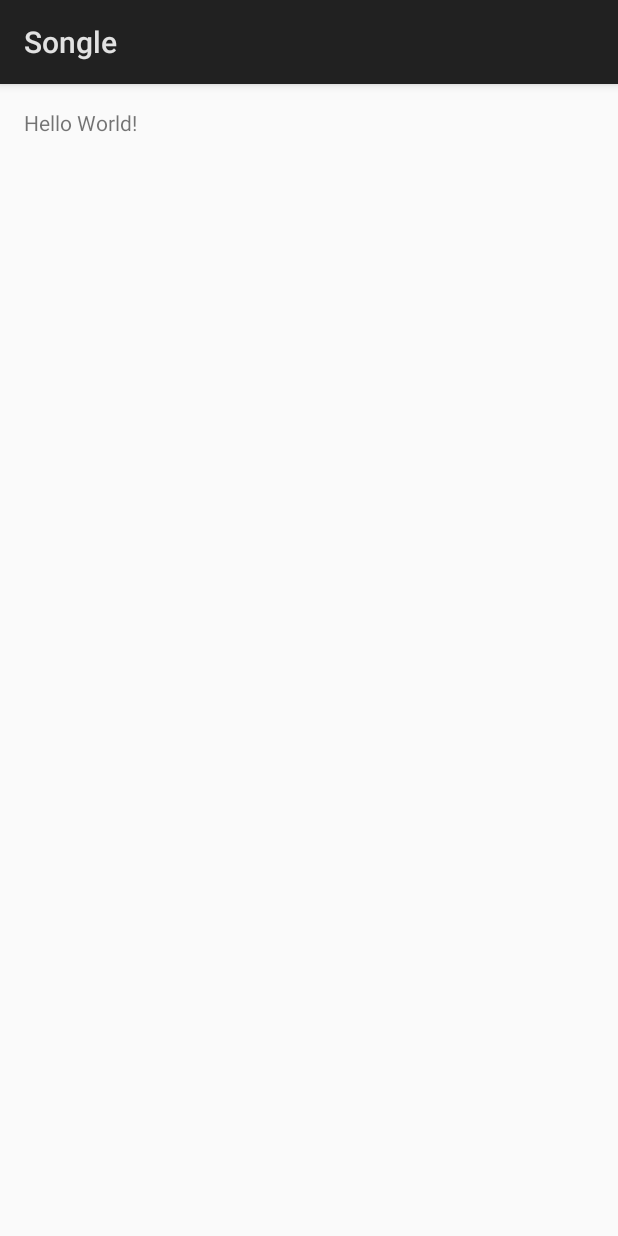
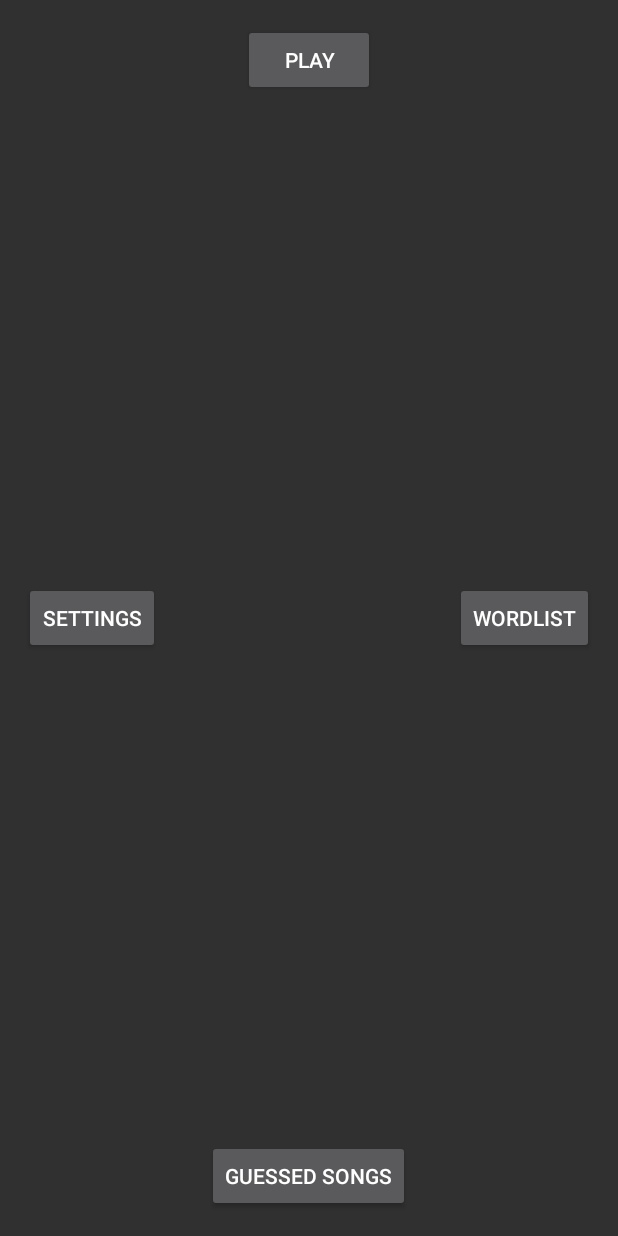
Before and after one commit to abrisan/Songle, an Android app: the screen it shows after launch (MainActivity), on a phone screen of 412 x 824 dp. Run offline under Robolectric (Android 15) with nearby library versions, the phone set to English and light mode, and no system bars.

Commit message:
Added basic buttons and test for debugger

```diff
--- a/app/src/main/AndroidManifest.xml
+++ b/app/src/main/AndroidManifest.xml
@@ -8,13 +8,14 @@
         android:label="@string/app_name"
         android:supportsRtl="true"
         android:theme="@style/AppTheme">
-        <activity android:name=".MainActivity">
+        <activity android:name=".SplashActivity">
             <intent-filter>
                 <action android:name="android.intent.action.MAIN"/>
 
                 <category android:name="android.intent.category.LAUNCHER"/>
             </intent-filter>
         </activity>
+        <activity android:name=".MainActivity"/>
     </application>
 
 </manifest>
--- /dev/null
+++ b/app/src/main/java/com/songle/s1505883/songle/SplashActivity.java
@@ -0,0 +1,20 @@
+package com.songle.s1505883.songle;
+
+import android.app.Activity;
+import android.content.Intent;
+import android.os.Bundle;
+
+public class SplashActivity extends Activity
+{
+
+    @Override
+    protected void onCreate(Bundle savedInstanceState)
+    {
+        super.onCreate(savedInstanceState);
+        setContentView(R.layout.activity_splash);
+
+        Intent transition_to_main_screen = new Intent(this, MainActivity.class);
+        startActivity(transition_to_main_screen);
+        finish();
+    }
+}
--- a/app/src/main/res/layout/activity_main.xml
+++ b/app/src/main/res/layout/activity_main.xml
@@ -11,8 +11,35 @@
     android:paddingTop="@dimen/activity_vertical_margin"
     tools:context="com.songle.s1505883.songle.MainActivity">
 
-    <TextView
+    <Button
+        android:text="@string/settings_button"
         android:layout_width="wrap_content"
         android:layout_height="wrap_content"
-        android:text="Hello World!"/>
+        android:layout_centerVertical="true"
+        android:layout_alignParentStart="true"
+        android:id="@+id/button"/>
+
+    <Button
+        android:text="@string/wordlist_button"
+        android:layout_width="wrap_content"
+        android:layout_height="wrap_content"
+        android:layout_alignBottom="@+id/button"
+        android:layout_alignParentEnd="true"
+        android:id="@+id/button2"/>
+
+    <Button
+        android:text="@string/play_button"
+        android:layout_width="wrap_content"
+        android:layout_height="wrap_content"
+        android:layout_alignParentTop="true"
+        android:layout_centerHorizontal="true"
+        android:id="@+id/button3"/>
+
+    <Button
+        android:text="@string/guessed_button"
+        android:layout_width="wrap_content"
+        android:layout_height="wrap_content"
+        android:layout_alignParentBottom="true"
+        android:layout_centerHorizontal="true"
+        android:id="@+id/button4"/>
 </RelativeLayout>
--- a/app/src/main/res/values/strings.xml
+++ b/app/src/main/res/values/strings.xml
@@ -1,3 +1,7 @@
 <resources>
     <string name="app_name">Songle</string>
+    <string name="play_button">Play</string>
+    <string name="wordlist_button">Wordlist</string>
+    <string name="guessed_button">Guessed Songs</string>
+    <string name="settings_button">Settings</string>
 </resources>
--- a/app/src/main/res/values/styles.xml
+++ b/app/src/main/res/values/styles.xml
@@ -1,8 +1,8 @@
 <resources>
 
     <!-- Base application theme. -->
-    <style name="AppTheme" parent="android:Theme.Material.Light.DarkActionBar">
-        <!-- Customize your theme here. -->
-    </style>
+    <style name="AppTheme" parent="android:Theme.Material.NoActionBar"/>
+    <style name="SplashTheme" parent="android:Theme.Material.Dialog.NoActionBar" />
+
 
 </resources>
```
Also changed, not shown: app/src/main/java/tools/DebugMessager.java (added, +35 -0 lines), app/src/main/res/layout/activity_splash.xml (added, +14 -0 lines), 6 other files.
